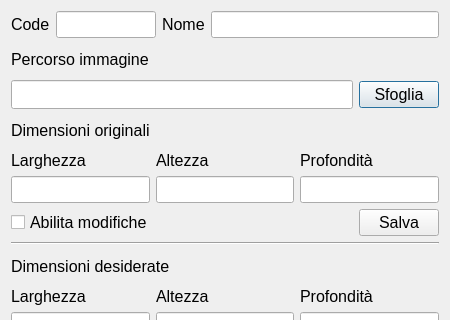
Qt form Sculpture.ui (LuigiCaradonna/funeraria) before a commit; both pictures show x 0 to 450 and y 0 to 320 of the 450 by 650 pixel window.
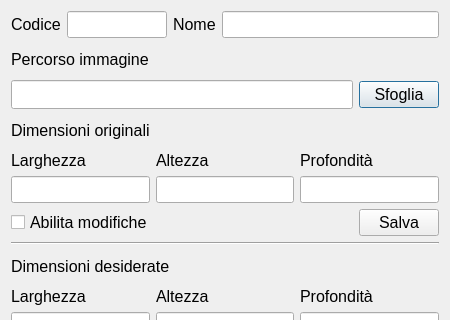
The same form after that commit.

Commit message: Removed the tomb's format and type from the notes autocomplete function

Diff of the .ui file:
```diff
--- a/Sculpture.ui
+++ b/Sculpture.ui
@@ -38,7 +38,7 @@
           </font>
          </property>
          <property name="text">
-          <string>Code</string>
+          <string>Codice</string>
          </property>
         </widget>
        </item>
```
The commit also changes 1 other file.
